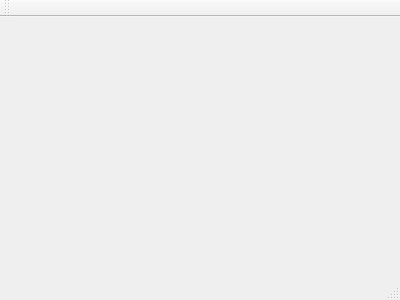
First picture: the form in mainwindow.ui, repository oneofthem999/Wholesale-Group-Project-CS-008, before the edit.
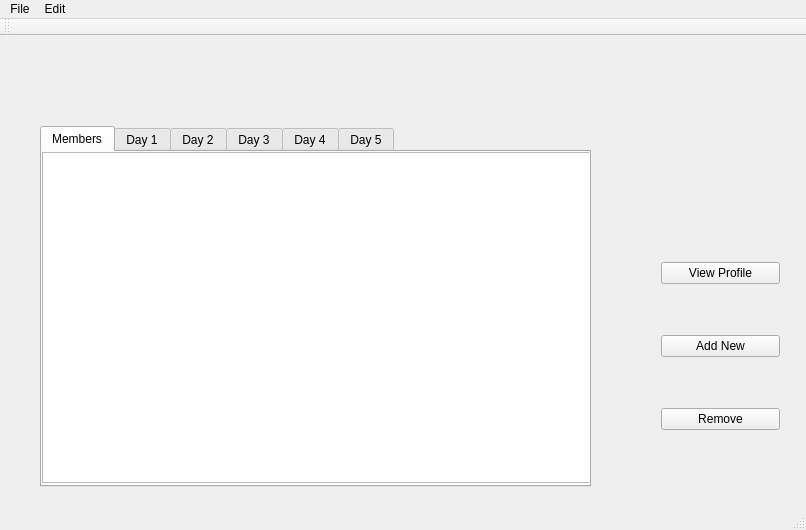
Second picture: the form after the edit.

Patch:
```diff
--- a/mainwindow.ui
+++ b/mainwindow.ui
@@ -1,24 +1,148 @@
 <ui version="4.0">
  <class>MainWindow</class>
- <widget class="QMainWindow" name="MainWindow" >
-  <property name="geometry" >
+ <widget class="QMainWindow" name="MainWindow">
+  <property name="geometry">
    <rect>
     <x>0</x>
     <y>0</y>
-    <width>400</width>
-    <height>300</height>
+    <width>806</width>
+    <height>530</height>
    </rect>
   </property>
   <property name="windowTitle" >
    <string>MainWindow</string>
   </property>
-  <widget class="QMenuBar" name="menuBar" />
-  <widget class="QToolBar" name="mainToolBar" />
-  <widget class="QWidget" name="centralWidget" />
-  <widget class="QStatusBar" name="statusBar" />
+  <widget class="QWidget" name="centralWidget">
+   <widget class="QTabWidget" name="tabWidget">
+    <property name="geometry">
+     <rect>
+      <x>40</x>
+      <y>90</y>
+      <width>551</width>
+      <height>361</height>
+     </rect>
+    </property>
+    <property name="currentIndex">
+     <number>0</number>
+    </property>
+    <widget class="QWidget" name="tab">
+     <attribute name="title">
+      <string>Members</string>
+     </attribute>
+     <widget class="QTableWidget" name="tableWidget">
+      <property name="geometry">
+       <rect>
+        <x>0</x>
+        <y>0</y>
+        <width>551</width>
+        <height>331</height>
+       </rect>
+      </property>
+     </widget>
+    </widget>
+    <widget class="QWidget" name="tab_2">
+     <attribute name="title">
+      <string>Day 1</string>
+     </attribute>
+     <widget class="QTableWidget" name="tableWidget_2">
+      <property name="geometry">
+       <rect>
+        <x>0</x>
+        <y>0</y>
+        <width>551</width>
+        <height>331</height>
+       </rect>
+      </property>
+     </widget>
+    </widget>
+    <widget class="QWidget" name="tab_3">
+     <attribute name="title">
+      <string>Day 2</string>
+     </attribute>
+    </widget>
+    <widget class="QWidget" name="tab_4">
+     <attribute name="title">
+      <string>Day 3</string>
+     </attribute>
+    </widget>
+    <widget class="QWidget" name="tab_5">
+     <attribute name="title">
+      <string>Day 4</string>
+     </attribute>
+    </widget>
+    <widget class="QWidget" name="tab_6">
+     <attribute name="title">
+      <string>Day 5</string>
+     </attribute>
+    </widget>
+   </widget>
+   <widget class="QWidget" name="verticalLayoutWidget">
+    <property name="geometry">
+     <rect>
+      <x>650</x>
+      <y>170</y>
+      <width>141</width>
+      <height>281</height>
+     </rect>
+    </property>
+    <layout class="QVBoxLayout" name="verticalLayout">
+     <item>
+      <widget class="QPushButton" name="pushButton_2">
+       <property name="text">
+        <string>View Profile</string>
+       </property>
+      </widget>
+     </item>
+     <item>
+      <widget class="QPushButton" name="pushButton_3">
+       <property name="text">
+        <string>Add New</string>
+       </property>
+      </widget>
+     </item>
+     <item>
+      <widget class="QPushButton" name="pushButton">
+       <property name="text">
+        <string>Remove</string>
+       </property>
+      </widget>
+     </item>
+    </layout>
+   </widget>
+  </widget>
+  <widget class="QMenuBar" name="menuBar">
+   <property name="geometry">
+    <rect>
+     <x>0</x>
+     <y>0</y>
+     <width>806</width>
+     <height>22</height>
+    </rect>
+   </property>
+   <widget class="QMenu" name="menuName_h_Not_Found">
+    <property name="title">
+     <string>File</string>
+    </property>
+   </widget>
+   <widget class="QMenu" name="menuEdit">
+    <property name="title">
+     <string>Edit</string>
+    </property>
+   </widget>
+   <addaction name="menuName_h_Not_Found"/>
+   <addaction name="menuEdit"/>
+  </widget>
+  <widget class="QToolBar" name="mainToolBar">
+   <attribute name="toolBarArea">
+    <enum>TopToolBarArea</enum>
+   </attribute>
+   <attribute name="toolBarBreak">
+    <bool>false</bool>
+   </attribute>
+  </widget>
+  <widget class="QStatusBar" name="statusBar"/>
  </widget>
- <layoutDefault spacing="6" margin="11" />
- <pixmapfunction></pixmapfunction>
+ <layoutdefault spacing="6" margin="11"/>
  <resources/>
  <connections/>
 </ui>
```
Left out of the diff: 3 changed lines with no effect on the pictures.
